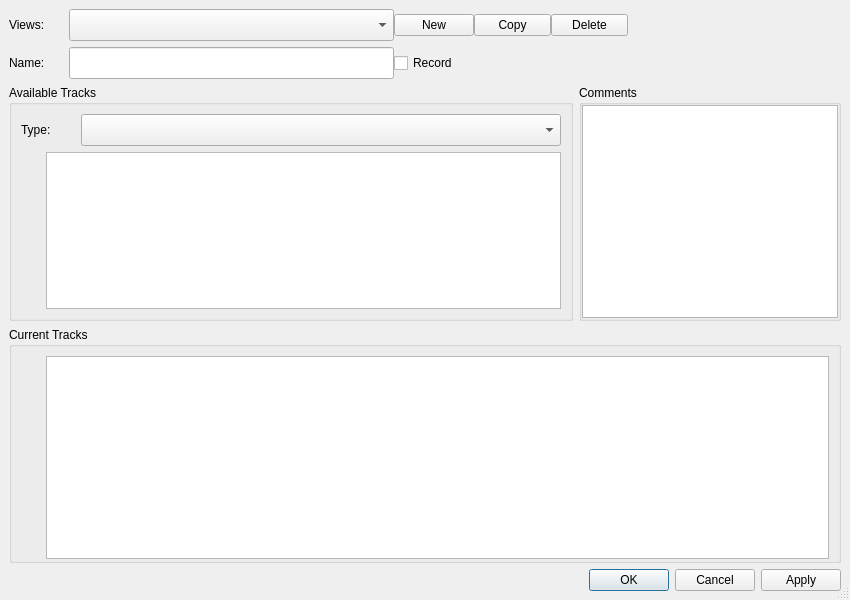
Qt form oom/widgets/trackvieweditorbase.ui (ccherrett/oom) before a commit.
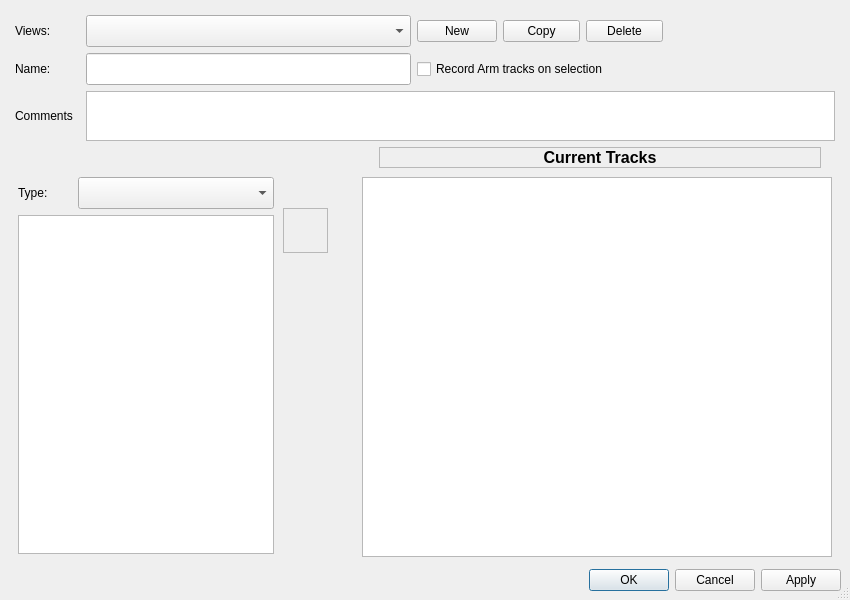
The same form after that commit.

```diff
--- a/oom/widgets/trackvieweditorbase.ui
+++ b/oom/widgets/trackvieweditorbase.ui
@@ -29,45 +29,38 @@
   <property name="modal">
    <bool>true</bool>
   </property>
-  <layout class="QVBoxLayout" name="verticalLayout" stretch="0,1,1,0">
-   <item>
-    <layout class="QHBoxLayout" name="horizontalLayout" stretch="0">
-     <property name="sizeConstraint">
-      <enum>QLayout::SetMinAndMaxSize</enum>
-     </property>
-     <property name="bottomMargin">
+  <layout class="QVBoxLayout" name="verticalLayout" stretch="0,0,1,0,0">
+   <property name="spacing">
       <number>0</number>
      </property>
      <item>
-      <layout class="QVBoxLayout" name="verticalLayout_2">
+    <widget class="QFrame" name="viewsFrame">
+     <layout class="QVBoxLayout" name="verticalLayout_9">
        <property name="spacing">
         <number>-1</number>
        </property>
-       <property name="sizeConstraint">
-        <enum>QLayout::SetDefaultConstraint</enum>
-       </property>
-       <property name="topMargin">
-        <number>0</number>
-       </property>
-       <property name="bottomMargin">
-        <number>0</number>
+      <property name="margin">
+       <number>6</number>
        </property>
        <item>
         <layout class="QHBoxLayout" name="groupLayout">
          <property name="spacing">
+         <number>-1</number>
+        </property>
+        <property name="leftMargin">
           <number>0</number>
          </property>
          <item>
           <widget class="QLabel" name="lblGroup">
            <property name="minimumSize">
             <size>
-             <width>60</width>
+            <width>65</width>
              <height>32</height>
             </size>
            </property>
            <property name="maximumSize">
             <size>
-             <width>60</width>
+            <width>65</width>
              <height>32</height>
             </size>
            </property>
@@ -173,6 +166,9 @@
        <item>
         <layout class="QHBoxLayout" name="nameLayout">
          <property name="spacing">
+         <number>-1</number>
+        </property>
+        <property name="leftMargin">
           <number>0</number>
          </property>
          <item>
@@ -185,13 +181,13 @@
            </property>
            <property name="minimumSize">
             <size>
-             <width>60</width>
+            <width>65</width>
              <height>32</height>
             </size>
            </property>
            <property name="maximumSize">
             <size>
-             <width>60</width>
+            <width>65</width>
              <height>16777215</height>
             </size>
            </property>
@@ -228,7 +224,7 @@
             <string>Toggle Record Arm on all tracks in view.</string>
            </property>
            <property name="text">
-            <string>Record</string>
+           <string>Record Arm tracks on selection</string>
            </property>
           </widget>
          </item>
@@ -247,20 +243,141 @@
          </item>
         </layout>
        </item>
+      <item>
+       <layout class="QHBoxLayout" name="horizontalLayout">
+        <property name="topMargin">
+         <number>0</number>
+        </property>
+        <item>
+         <widget class="QLabel" name="lblComments">
+          <property name="minimumSize">
+           <size>
+            <width>65</width>
+            <height>0</height>
+           </size>
+          </property>
+          <property name="maximumSize">
+           <size>
+            <width>65</width>
+            <height>16777215</height>
+           </size>
+          </property>
+          <property name="text">
+           <string>Comments</string>
+          </property>
+          <property name="alignment">
+           <set>Qt::AlignLeading|Qt::AlignLeft|Qt::AlignVCenter</set>
+          </property>
+         </widget>
+        </item>
+        <item>
+         <widget class="QTextEdit" name="txtComment">
+          <property name="sizePolicy">
+           <sizepolicy hsizetype="Expanding" vsizetype="Preferred">
+            <horstretch>0</horstretch>
+            <verstretch>0</verstretch>
+           </sizepolicy>
+          </property>
+          <property name="maximumSize">
+           <size>
+            <width>16777215</width>
+            <height>50</height>
+           </size>
+          </property>
+         </widget>
+        </item>
       </layout>
      </item>
     </layout>
+    </widget>
    </item>
    <item>
-    <layout class="QHBoxLayout" name="horizontalLayout_5" stretch="1,0">
+    <layout class="QHBoxLayout" name="horizontalLayout_4">
      <property name="topMargin">
       <number>0</number>
      </property>
      <item>
-      <widget class="QGroupBox" name="verticalGroupBox_2">
-       <property name="title">
-        <string>Available Tracks</string>
+      <spacer name="horizontalSpacer_3">
+       <property name="orientation">
+        <enum>Qt::Horizontal</enum>
        </property>
+       <property name="sizeType">
+        <enum>QSizePolicy::Fixed</enum>
+       </property>
+       <property name="sizeHint" stdset="0">
+        <size>
+         <width>370</width>
+         <height>2</height>
+        </size>
+       </property>
+      </spacer>
+     </item>
+     <item>
+      <widget class="QFrame" name="trackLabelFrame">
+       <property name="sizePolicy">
+        <sizepolicy hsizetype="Expanding" vsizetype="Expanding">
+         <horstretch>0</horstretch>
+         <verstretch>0</verstretch>
+        </sizepolicy>
+       </property>
+       <property name="frameShape">
+        <enum>QFrame::StyledPanel</enum>
+       </property>
+       <property name="frameShadow">
+        <enum>QFrame::Raised</enum>
+       </property>
+       <layout class="QHBoxLayout" name="horizontalLayout_9">
+        <property name="margin">
+         <number>0</number>
+        </property>
+        <item>
+         <widget class="QLabel" name="lblTrack">
+          <property name="font">
+           <font>
+            <pointsize>12</pointsize>
+            <weight>75</weight>
+            <bold>true</bold>
+           </font>
+          </property>
+          <property name="text">
+           <string>Current Tracks</string>
+          </property>
+          <property name="alignment">
+           <set>Qt::AlignCenter</set>
+          </property>
+         </widget>
+        </item>
+       </layout>
+      </widget>
+     </item>
+     <item>
+      <spacer name="horizontalSpacer_4">
+       <property name="orientation">
+        <enum>Qt::Horizontal</enum>
+       </property>
+       <property name="sizeType">
+        <enum>QSizePolicy::Fixed</enum>
+       </property>
+       <property name="sizeHint" stdset="0">
+        <size>
+         <width>20</width>
+         <height>2</height>
+        </size>
+       </property>
+      </spacer>
+     </item>
+    </layout>
+   </item>
+   <item>
+    <layout class="QHBoxLayout" name="horizontalLayout_5" stretch="0,0,1">
+     <property name="spacing">
+      <number>0</number>
+     </property>
+     <property name="topMargin">
+      <number>0</number>
+     </property>
+     <item>
+      <widget class="QFrame" name="trackListFrame">
        <layout class="QVBoxLayout" name="verticalLayout_6">
         <item>
          <layout class="QHBoxLayout" name="typeLayout" stretch="0,1">
@@ -318,57 +435,6 @@
           <property name="spacing">
            <number>0</number>
           </property>
-          <item>
-           <layout class="QVBoxLayout" name="verticalLayout_7">
-            <property name="leftMargin">
-             <number>0</number>
-            </property>
-            <item>
-             <spacer name="verticalSpacer">
-              <property name="orientation">
-               <enum>Qt::Vertical</enum>
-              </property>
-              <property name="sizeHint" stdset="0">
-               <size>
-                <width>20</width>
-                <height>40</height>
-               </size>
-              </property>
-             </spacer>
-            </item>
-            <item>
-             <widget class="QToolButton" name="btnAdd">
-              <property name="minimumSize">
-               <size>
-                <width>25</width>
-                <height>25</height>
-               </size>
-              </property>
-              <property name="maximumSize">
-               <size>
-                <width>25</width>
-                <height>25</height>
-               </size>
-              </property>
-              <property name="toolTip">
-               <string>Add selected Track(s) from list</string>
-              </property>
-              <property name="text">
-               <string/>
-              </property>
-              <property name="iconSize">
-               <size>
-                <width>25</width>
-                <height>25</height>
-               </size>
-              </property>
-              <property name="autoRaise">
-               <bool>true</bool>
-              </property>
-             </widget>
-            </item>
-           </layout>
-          </item>
           <item>
            <widget class="QListView" name="listAllTracks">
             <property name="sizePolicy">
@@ -406,45 +472,95 @@
       </widget>
      </item>
      <item>
-      <widget class="QGroupBox" name="groupBox">
-       <property name="title">
-        <string>Comments</string>
-       </property>
-       <layout class="QVBoxLayout" name="verticalLayout_5">
+      <layout class="QVBoxLayout" name="verticalLayout_7">
         <property name="spacing">
          <number>0</number>
         </property>
-        <property name="margin">
+       <property name="leftMargin">
          <number>0</number>
         </property>
         <item>
-         <widget class="QTextEdit" name="txtComment">
-          <property name="maximumSize">
+        <spacer name="topSpacer">
+         <property name="orientation">
+          <enum>Qt::Vertical</enum>
+         </property>
+         <property name="sizeType">
+          <enum>QSizePolicy::Fixed</enum>
+         </property>
+         <property name="sizeHint" stdset="0">
            <size>
-            <width>16777215</width>
-            <height>16777215</height>
-           </size>
-          </property>
-         </widget>
-        </item>
-       </layout>
-      </widget>
-     </item>
-    </layout>
+           <width>20</width>
+           <height>40</height>
+          </size>
+         </property>
+        </spacer>
    </item>
    <item>
+        <widget class="QFrame" name="addButtonFrame">
+         <property name="frameShape">
+          <enum>QFrame::StyledPanel</enum>
+         </property>
+         <property name="frameShadow">
+          <enum>QFrame::Raised</enum>
+         </property>
     <layout class="QVBoxLayout" name="verticalLayout_4">
      <item>
-      <widget class="QGroupBox" name="">
+           <widget class="QToolButton" name="btnAdd">
+            <property name="minimumSize">
+             <size>
+              <width>25</width>
+              <height>25</height>
+             </size>
+            </property>
+            <property name="maximumSize">
+             <size>
+              <width>25</width>
+              <height>25</height>
+             </size>
+            </property>
+            <property name="toolTip">
+             <string>Add selected Track(s) from list</string>
+            </property>
+            <property name="text">
+             <string/>
+            </property>
+            <property name="iconSize">
+             <size>
+              <width>25</width>
+              <height>25</height>
+             </size>
+            </property>
+            <property name="autoRaise">
+             <bool>true</bool>
+            </property>
+           </widget>
+          </item>
+         </layout>
+        </widget>
+       </item>
+       <item>
+        <spacer name="bottomSpacer">
+         <property name="orientation">
+          <enum>Qt::Vertical</enum>
+         </property>
+         <property name="sizeHint" stdset="0">
+          <size>
+           <width>20</width>
+           <height>40</height>
+          </size>
+         </property>
+        </spacer>
+       </item>
+      </layout>
+     </item>
+     <item>
+      <widget class="QFrame" name="propertyFrame">
        <property name="sizePolicy">
         <sizepolicy hsizetype="Expanding" vsizetype="Expanding">
          <horstretch>0</horstretch>
          <verstretch>0</verstretch>
         </sizepolicy>
        </property>
-       <property name="title">
-        <string>Current Tracks</string>
-       </property>
        <layout class="QHBoxLayout" name="horizontalLayout_3" stretch="0,1">
         <property name="spacing">
          <number>0</number>
@@ -453,7 +569,7 @@
          <enum>QLayout::SetMinimumSize</enum>
         </property>
         <property name="bottomMargin">
-         <number>1</number>
+         <number>6</number>
         </property>
         <item>
          <layout class="QVBoxLayout" name="verticalLayout_3">
@@ -651,6 +767,13 @@
      </item>
     </layout>
    </item>
+   <item>
+    <layout class="QVBoxLayout" name="verticalLayout_5">
+     <property name="topMargin">
+      <number>6</number>
+     </property>
+    </layout>
+   </item>
    <item>
     <widget class="QDialogButtonBox" name="buttonBox">
      <property name="orientation">
```
Lines whose indentation alone changed are shown as unchanged.
